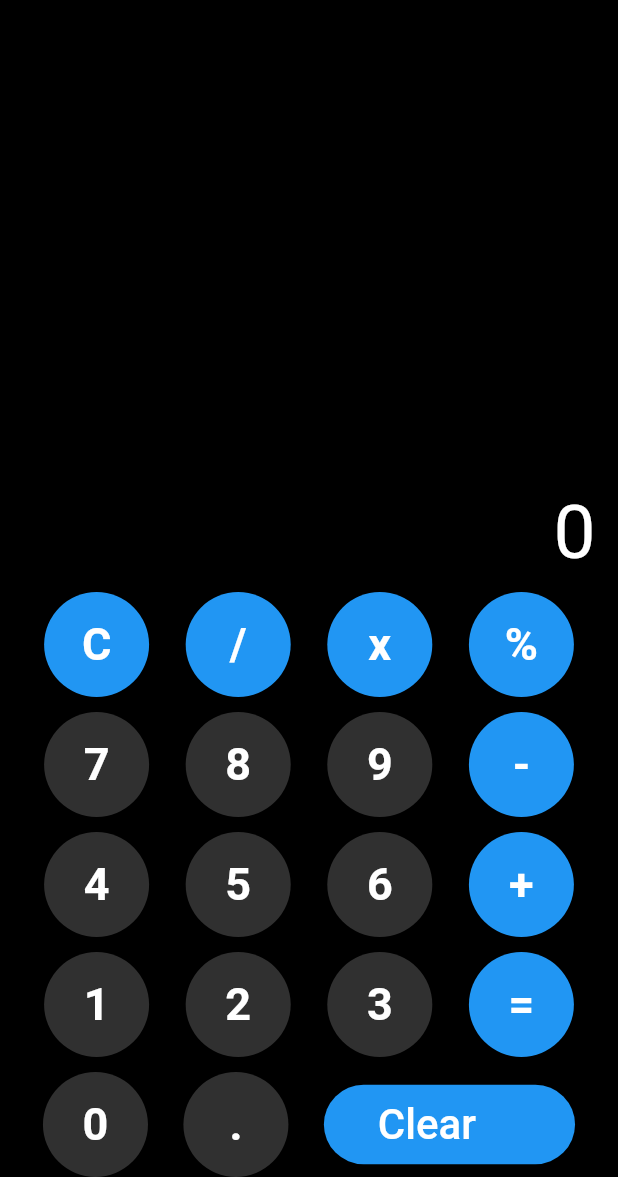
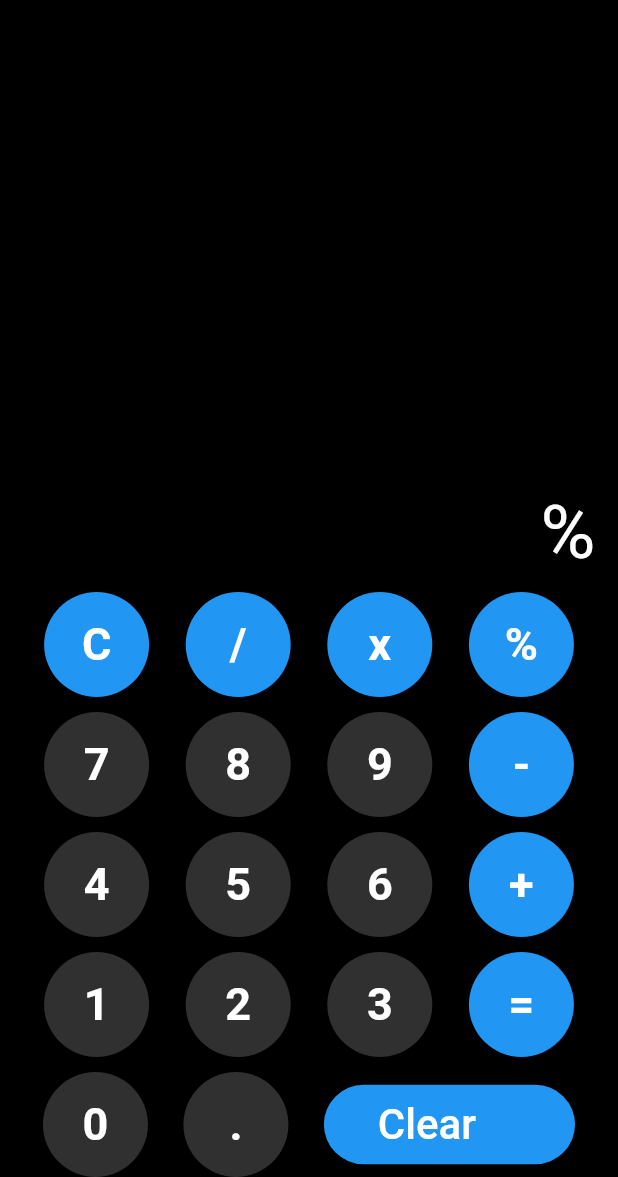
Before and after one commit to Davie7/calculator-app, a Flutter app: the screen it shows after launch, after a tap on an icon or button, on a phone screen of 412 x 824 dp, the part 59-1236 px from its top. Run offline on Flutter 3.47's test engine with Material 2 defaults, Android fonts, the phone set to English and light mode, and no system bars.

Commit message:
Second commit

```diff
--- a/lib/buttons.dart
+++ /dev/null
@@ -1,35 +0,0 @@
-import 'package:flutter/material.dart';
-
-class Button extends StatelessWidget {
-  final String buttonText;
-  final Color buttonColor;
-  final Color textColor;
-
-  const Button(
-      {super.key,
-      required this.buttonText,
-      required this.buttonColor,
-      required this.textColor});
-
-  void buttonPressed(String buttonText){
-    print('$buttonText');
-  }
-
-  @override
-  Widget build(BuildContext context) {
-    return ElevatedButton(
-      child: Text(
-        buttonText,
-        style: TextStyle(fontSize: 30.0, fontWeight: FontWeight.bold, color: textColor),
-      ),
-      style: ElevatedButton.styleFrom(
-        fixedSize: Size(70, 70,),
-        shape: CircleBorder(),
-        backgroundColor: buttonColor,
-      ),
-      onPressed: () {
-        return buttonPressed(buttonText);
-      },
-    );
-  }
-}
--- a/lib/calculator.dart
+++ b/lib/calculator.dart
@@ -1,6 +1,4 @@
 import 'package:flutter/material.dart';
-
-import 'buttons.dart';
 
 class Calculator extends StatefulWidget {
   const Calculator({Key? key, required this.title}) : super(key: key);
@@ -12,6 +10,27 @@ class Calculator extends StatefulWidget {
 }
 
 class _CalculatorState extends State<Calculator> {
+  Widget button(String buttonText, Color buttonColor, Color textColor) {
+    return ElevatedButton(
+      child: Text(
+        buttonText,
+        style: TextStyle(
+            fontSize: 30.0, fontWeight: FontWeight.bold, color: textColor),
+      ),
+      style: ElevatedButton.styleFrom(
+        fixedSize: Size(
+          70,
+          70,
+        ),
+        shape: CircleBorder(),
+        backgroundColor: buttonColor,
+      ),
+      onPressed: () {
+        return calculate(buttonText);
+      },
+    );
+  }
+
   @override
   Widget build(BuildContext context) {
     return Scaffold(
@@ -31,7 +50,7 @@ class _CalculatorState extends State<Calculator> {
                 Padding(
                   padding: EdgeInsets.all(10.0),
                   child: Text(
-                    '0',
+                    text,
                     style: TextStyle(
                       color: Colors.white,
                       fontSize: 50,
@@ -43,22 +62,10 @@ class _CalculatorState extends State<Calculator> {
             Row(
               mainAxisAlignment: MainAxisAlignment.spaceEvenly,
               children: [
-                Button(
-                    buttonText: 'C',
-                    buttonColor: Colors.blue,
-                    textColor: Colors.white),
-                Button(
-                    buttonText: '/',
-                    buttonColor: Colors.blue,
-                    textColor: Colors.white),
-                Button(
-                    buttonText: 'x',
-                    buttonColor: Colors.blue,
-                    textColor: Colors.white),
-                Button(
-                    buttonText: '%',
-                    buttonColor: Colors.blue,
-                    textColor: Colors.white),
+                button('C', Colors.blue, Colors.white),
+                button('/', Colors.blue, Colors.white),
+                button('x', Colors.blue, Colors.white),
+                button('%', Colors.blue, Colors.white),
               ],
             ),
             SizedBox(
@@ -67,22 +74,10 @@ class _CalculatorState extends State<Calculator> {
             Row(
               mainAxisAlignment: MainAxisAlignment.spaceEvenly,
               children: [
-                Button(
-                    buttonText: '7',
-                    buttonColor: Colors.grey[850]!,
-                    textColor: Colors.white),
-                Button(
-                    buttonText: '8',
-                    buttonColor: Colors.grey[850]!,
-                    textColor: Colors.white),
-                Button(
-                    buttonText: '9',
-                    buttonColor: Colors.grey[850]!,
-                    textColor: Colors.white),
-                Button(
-                    buttonText: '-',
-                    buttonColor: Colors.blue,
-                    textColor: Colors.white),
+                button('7', Colors.grey[850]!, Colors.white),
+                button('8', Colors.grey[850]!, Colors.white),
+                button('9', Colors.grey[850]!, Colors.white),
+                button('-', Colors.blue, Colors.white),
               ],
             ),
             SizedBox(
@@ -91,22 +86,10 @@ class _CalculatorState extends State<Calculator> {
             Row(
               mainAxisAlignment: MainAxisAlignment.spaceEvenly,
               children: [
-                Button(
-                    buttonText: '4',
-                    buttonColor: Colors.grey[850]!,
-                    textColor: Colors.white),
-                Button(
-                    buttonText: '5',
-                    buttonColor: Colors.grey[850]!,
-                    textColor: Colors.white),
-                Button(
-                    buttonText: '6',
-                    buttonColor: Colors.grey[850]!,
-                    textColor: Colors.white),
-                Button(
-                    buttonText: '+',
-                    buttonColor: Colors.blue,
-                    textColor: Colors.white),
+                button('4', Colors.grey[850]!, Colors.white),
+                button('5', Colors.grey[850]!, Colors.white),
+                button('6', Colors.grey[850]!, Colors.white),
+                button('+', Colors.blue, Colors.white),
               ],
             ),
             SizedBox(
@@ -115,22 +98,10 @@ class _CalculatorState extends State<Calculator> {
             Row(
               mainAxisAlignment: MainAxisAlignment.spaceEvenly,
               children: [
-                Button(
-                    buttonText: '1',
-                    buttonColor: Colors.grey[850]!,
-                    textColor: Colors.white),
-                Button(
-                    buttonText: '2',
-                    buttonColor: Colors.grey[850]!,
-                    textColor: Colors.white),
-                Button(
-                    buttonText: '3',
-                    buttonColor: Colors.grey[850]!,
-                    textColor: Colors.white),
-                Button(
-                    buttonText: '=',
-                    buttonColor: Colors.blue,
-                    textColor: Colors.white)
+                button('1', Colors.grey[850]!, Colors.white),
+                button('2', Colors.grey[850]!, Colors.white),
+                button('3', Colors.grey[850]!, Colors.white),
+                button('=', Colors.blue, Colors.white)
               ],
             ),
             SizedBox(
@@ -139,14 +110,8 @@ class _CalculatorState extends State<Calculator> {
             Row(
               mainAxisAlignment: MainAxisAlignment.spaceEvenly,
               children: [
-                Button(
-                    buttonText: '0',
-                    buttonColor: Colors.grey[850]!,
-                    textColor: Colors.white),
-                Button(
-                    buttonText: '.',
-                    buttonColor: Colors.grey[850]!,
-                    textColor: Colors.white),
+                button('0', Colors.grey[850]!, Colors.white),
+                button('.', Colors.grey[850]!, Colors.white),
                 ElevatedButton(
                   onPressed: () {},
                   child: Padding(
@@ -206,5 +171,8 @@ class _CalculatorState extends State<Calculator> {
     } else {
       result = (text + buttonText).toString();
     }
+    setState(() {
+      text = result;
+    });
   }
 }
```
